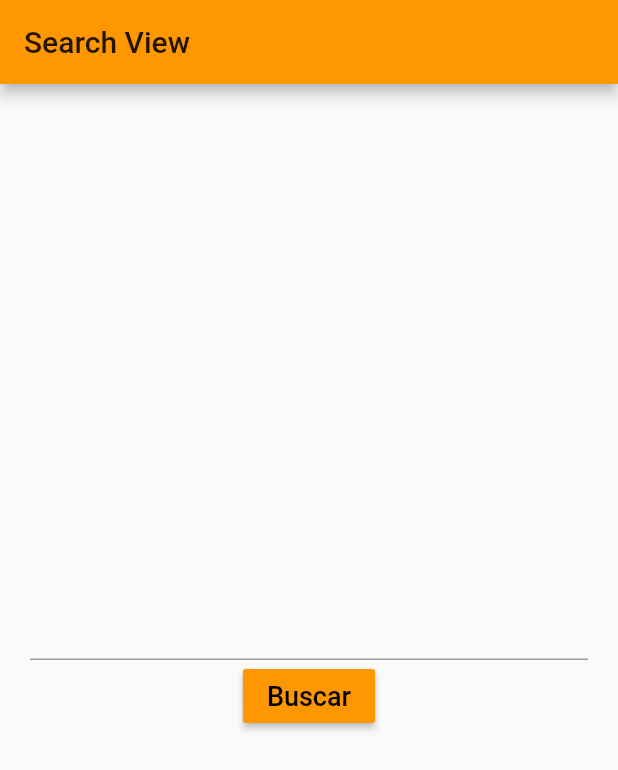
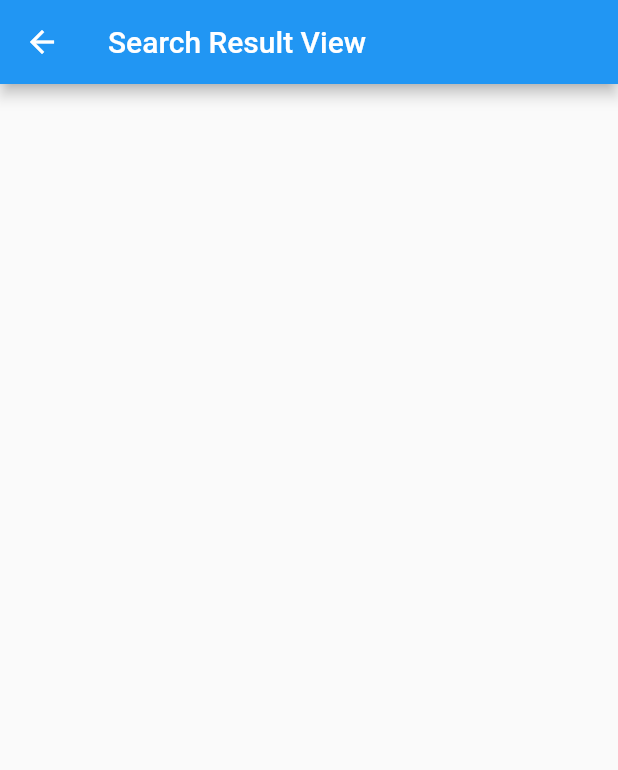
Before and after one commit to rodolfomedeiros/cestao_app, a Flutter app: the screen it shows after launch, after a tap on "Buscar", on a phone screen of 412 x 824 dp. Shown: the top 770 px of the screen. Run offline on Flutter 3.47's test engine with Material 2 defaults, Android fonts, the light colour scheme and no system bars.

Commit message:
add: SearchResultView and pass arguments to view

```diff
--- /dev/null
+++ b/lib/SearchResultView.dart
@@ -0,0 +1,29 @@
+import 'package:cestao_app/models/SearchForm.dart';
+import 'package:flutter/material.dart';
+
+class SearchResultView extends StatefulWidget {
+  SearchResultView({Key key, this.title}) : super(key: key);
+
+  static const String routeName = "/search/result";
+
+  final String title;
+
+  @override
+  _SearchResultState createState() => _SearchResultState();
+}
+
+class _SearchResultState extends State<SearchResultView> {
+  @override
+  Widget build(BuildContext context) {
+    final SearchForm searchForm = ModalRoute.of(context).settings.arguments;
+
+    return Scaffold(
+      appBar: AppBar(
+        title: Text('Search Result View'),
+      ),
+      body: Center(
+        child: Text(searchForm.query),
+      ),
+    );
+  }
+}
--- /dev/null
+++ b/lib/SearchView.dart
@@ -0,0 +1,58 @@
+import 'package:cestao_app/SearchResultView.dart';
+import 'package:cestao_app/models/SearchForm.dart';
+import 'package:flutter/material.dart';
+
+class SearchView extends StatefulWidget {
+  SearchView({Key key, this.title}) : super(key: key);
+
+  static const String routeName = "/search";
+
+  final String title;
+
+  @override
+  _SearchViewState createState() => _SearchViewState();
+}
+
+class _SearchViewState extends State<SearchView> {
+  final searchFieldController = TextEditingController();
+
+  @override
+  void dispose() {
+    searchFieldController.dispose();
+    super.dispose();
+  }
+
+  @override
+  Widget build(BuildContext context) {
+    return Scaffold(
+      appBar: AppBar(
+        title: Text('Search View'),
+      ),
+      body: Center(
+        child: Container(
+          padding: EdgeInsets.symmetric(horizontal: 20.0),
+          child: Column(
+            mainAxisAlignment: MainAxisAlignment.center,
+            children: <Widget>[
+              TextField(
+                style: TextStyle(fontSize: 20.0),
+                controller: searchFieldController,
+              ),
+              RaisedButton(
+                onPressed: () {
+                  Navigator.pushNamed(context, SearchResultView.routeName,
+                      arguments: SearchForm(searchFieldController.text));
+                },
+                child: Text(
+                  'Buscar',
+                  style: TextStyle(color: Colors.black, fontSize: 18.0),
+                ),
+                color: Theme.of(context).primaryColor,
+              )
+            ],
+          ),
+        ),
+      ),
+    );
+  }
+}
--- a/lib/main.dart
+++ b/lib/main.dart
@@ -1,3 +1,5 @@
+import 'package:cestao_app/SearchResultView.dart';
+import 'package:cestao_app/SearchView.dart';
 import 'package:flutter/material.dart';
 
 void main() {
@@ -7,6 +9,7 @@ void main() {
 class CestaoApp extends StatelessWidget {
   var routes = <String, WidgetBuilder>{
     SearchView.routeName: (context) => SearchView(),
+    SearchResultView.routeName: (context) => SearchResultView(),
   };
 
   @override
@@ -14,62 +17,10 @@ class CestaoApp extends StatelessWidget {
     return MaterialApp(
       title: "Cestão App",
       theme: ThemeData(
-        primaryColor: Colors.orange,
+        primaryColor: Colors.blue,
       ),
       home: SearchView(),
       routes: routes,
     );
   }
 }
-
-class SearchView extends StatefulWidget {
-  SearchView({Key key, this.title}) : super(key: key);
-
-  static const String routeName = "/search";
-
-  final String title;
-
-  @override
-  _SearchViewState createState() => _SearchViewState();
-}
-
-class _SearchViewState extends State<SearchView> {
-  final searchFieldController = TextEditingController();
-
-  @override
-  void dispose() {
-    searchFieldController.dispose();
-    super.dispose();
-  }
-
-  @override
-  Widget build(BuildContext context) {
-    return Scaffold(
-      appBar: AppBar(
-        title: Text('Search View'),
-      ),
-      body: Center(
-        child: Container(
-          padding: EdgeInsets.symmetric(horizontal: 20.0),
-          child: Column(
-            mainAxisAlignment: MainAxisAlignment.center,
-            children: <Widget>[
-              TextField(
-                style: TextStyle(fontSize: 20.0),
-                controller: searchFieldController,
-              ),
-              RaisedButton(
-                onPressed: () {},
-                child: Text(
-                  'Buscar',
-                  style: TextStyle(color: Colors.black, fontSize: 18.0),
-                ),
-                color: Theme.of(context).primaryColor,
-              )
-            ],
-          ),
-        ),
-      ),
-    );
-  }
-}
--- /dev/null
+++ b/lib/models/SearchForm.dart
@@ -0,0 +1,5 @@
+class SearchForm {
+  final String query;
+
+  SearchForm(this.query);
+}
```
